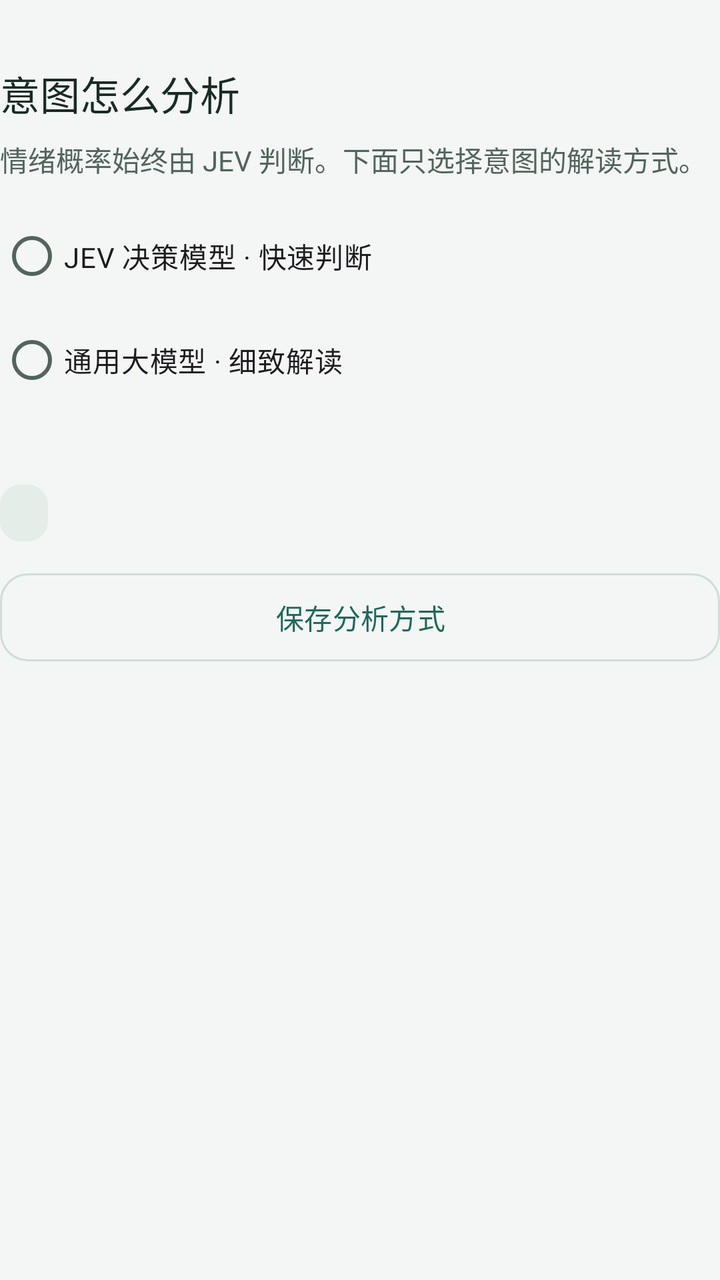
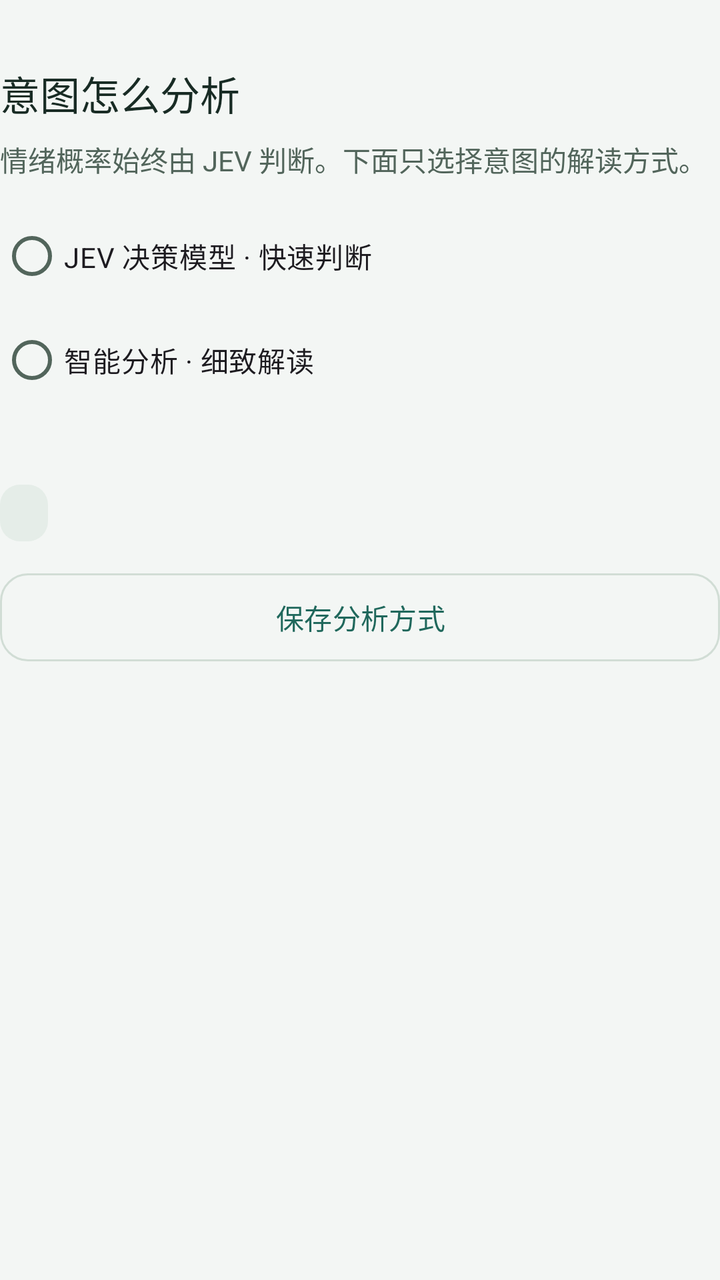

Compare the two renders of this Android layout. The source of the first and the diff that turns it into the second are given below.
<!-- AndroidManifest.xml: application theme Theme.WeChatMood -->
<!-- res/layout/intent_settings.xml -->
<?xml version="1.0" encoding="utf-8"?>
<LinearLayout xmlns:android="http://schemas.android.com/apk/res/android"
    xmlns:app="http://schemas.android.com/apk/res-auto"
    android:layout_width="match_parent" android:layout_height="wrap_content" android:orientation="vertical">
    <TextView style="@style/Yanwai.Section" android:text="意图怎么分析" />
    <TextView style="@style/Yanwai.Body" android:text="情绪概率始终由 JEV 判断。下面只选择意图的解读方式。" />
    <RadioGroup android:id="@+id/routeGroup" android:layout_width="match_parent"
        android:layout_height="wrap_content" android:layout_marginTop="12dp" android:orientation="vertical">
        <RadioButton android:id="@+id/routeJev" android:layout_width="match_parent" android:layout_height="wrap_content"
            android:minHeight="52dp" android:text="JEV 决策模型 · 快速判断" android:saveEnabled="false" />
        <RadioButton android:id="@+id/routeLlm" android:layout_width="match_parent" android:layout_height="wrap_content"
            android:minHeight="52dp" android:text="通用大模型 · 细致解读" android:saveEnabled="false" />
    </RadioGroup>
    <TextView android:id="@+id/routeHint" style="@style/Yanwai.Caption" android:layout_marginTop="8dp" />
    <TextView android:id="@+id/intentStatus" style="@style/Yanwai.Badge" android:layout_marginTop="12dp"
        android:accessibilityLiveRegion="polite" />
    <LinearLayout android:id="@+id/llmPanel" android:layout_width="match_parent" android:layout_height="wrap_content"
        android:orientation="vertical" android:visibility="gone">
    <TextView style="@style/Yanwai.Section" android:text="连接意图模型" android:layout_marginTop="20dp" />
    <TextView style="@style/Yanwai.Caption" android:text="选服务商 → 填 Key → 选模型。这里的配置单独保存，不影响「帮我回」。" />
    <com.google.android.material.textfield.TextInputLayout android:id="@+id/providerLayout"
        style="@style/Widget.Material3.TextInputLayout.OutlinedBox.ExposedDropdownMenu"
        android:layout_width="match_parent" android:layout_height="wrap_content"
        android:layout_marginTop="16dp" android:hint="供应商">
        <com.google.android.material.textfield.MaterialAutoCompleteTextView android:id="@+id/provider"
            android:layout_width="match_parent" android:layout_height="wrap_content" android:minHeight="56dp"
            android:inputType="none" android:importantForAutofill="no" android:saveEnabled="false" />
    </com.google.android.material.textfield.TextInputLayout>
    <TextView android:id="@+id/providerHint" style="@style/Yanwai.Caption" android:layout_marginTop="8dp" />
    <TextView android:id="@+id/providerAddress" style="@style/Yanwai.Caption"
        android:layout_marginTop="8dp" android:textIsSelectable="true" />
    <com.google.android.material.button.MaterialButton android:id="@+id/providerConsole"
        style="@style/Yanwai.Button.Text" android:text="去官方平台获取 Key ↗" />
    <com.google.android.material.textfield.TextInputLayout android:id="@+id/endpointLayout"
        style="@style/Widget.Material3.TextInputLayout.OutlinedBox" android:layout_width="match_parent"
        android:layout_height="wrap_content" android:layout_marginTop="16dp" android:hint="API 地址"
        app:helperText="填写服务商的 Base URL（如 https://example.com/v1）或完整 /chat/completions 地址。">
        <com.google.android.material.textfield.TextInputEditText android:id="@+id/endpoint"
            android:layout_width="match_parent" android:layout_height="wrap_content" android:minHeight="56dp"
            android:inputType="textUri" android:maxLines="3" android:importantForAutofill="no" android:saveEnabled="false" />
    </com.google.android.material.textfield.TextInputLayout>
    <com.google.android.material.textfield.TextInputLayout android:id="@+id/keyLayout"
        style="@style/Widget.Material3.TextInputLayout.OutlinedBox" android:layout_width="match_parent"
        android:layout_height="wrap_content" android:layout_marginTop="16dp" android:hint="API Key"
        app:endIconMode="password_toggle" app:helperText="填写这个服务商的 Key，仅保存在本机。">
        <com.google.android.material.textfield.TextInputEditText android:id="@+id/apiKey"
            android:layout_width="match_parent" android:layout_height="wrap_content" android:minHeight="56dp"
            android:inputType="textPassword" android:singleLine="true" android:importantForAutofill="no" android:saveEnabled="false" />
    </com.google.android.material.textfield.TextInputLayout>
    <com.google.android.material.button.MaterialButton android:id="@+id/fetchModels"
        style="@style/Yanwai.Button.Outline" android:layout_marginTop="12dp" android:text="获取模型列表" />
    <TextView android:id="@+id/modelsStatus" style="@style/Yanwai.Caption"
        android:accessibilityLiveRegion="polite" android:text="填写 Key 后获取，或直接输入模型 ID。" />
    <com.google.android.material.textfield.TextInputLayout android:id="@+id/modelLayout"
        style="@style/Widget.Material3.TextInputLayout.OutlinedBox.ExposedDropdownMenu" android:layout_width="match_parent"
        android:layout_height="wrap_content" android:layout_marginTop="16dp" android:hint="选择模型 / 输入模型 ID"
        app:helperText="输入名称可筛选列表，也可手动填写。请选择支持长上下文的聊天模型。">
        <com.google.android.material.textfield.MaterialAutoCompleteTextView android:id="@+id/model"
            android:layout_width="match_parent" android:layout_height="wrap_content" android:minHeight="56dp"
            android:inputType="textVisiblePassword" android:completionThreshold="0" android:singleLine="true"
            android:importantForAutofill="no" android:saveEnabled="false" />
    </com.google.android.material.textfield.TextInputLayout>
    <com.google.android.material.button.MaterialButton android:id="@+id/referenceModels"
        style="@style/Yanwai.Button.Text" android:visibility="gone" android:text="选择官方文档中的参考模型" />
    <TextView style="@style/Yanwai.Caption" android:layout_marginTop="12dp"
        android:text="保存此线路后，手动或自动分析会将当前消息、相关前文和时间发送给这里的服务；情绪仍会调用 JEV。仅生成解读，不生成回复。" />
    <com.google.android.material.button.MaterialButton android:id="@+id/testIntent" style="@style/Yanwai.Button"
        android:layout_marginTop="16dp" android:text="保存并检测意图模型" />
    <TextView style="@style/Yanwai.Caption" android:text="检测只发送示例聊天，可能产生 API 费用，不读取微信消息。" />
    </LinearLayout>
    <com.google.android.material.button.MaterialButton android:id="@+id/saveIntent" style="@style/Yanwai.Button.Outline"
        android:layout_marginTop="12dp" android:text="保存分析方式" />
    <com.google.android.material.progressindicator.LinearProgressIndicator android:id="@+id/progressIntent"
        android:layout_width="match_parent" android:layout_height="4dp" android:indeterminate="true"
        android:visibility="gone" android:contentDescription="正在连接意图模型" />
    <TextView android:id="@+id/intentResult" style="@style/Yanwai.Body" android:layout_marginTop="12dp"
        android:padding="16dp" android:background="@drawable/status_pill" android:visibility="gone"
        android:accessibilityLiveRegion="polite" android:textIsSelectable="true" />
</LinearLayout>
<!-- resources referenced by this layout -->
<resources>
  <!-- drawable status_pill (drawable) -->
  <?xml version="1.0" encoding="utf-8"?>
  <shape xmlns:android="http://schemas.android.com/apk/res/android" android:shape="rectangle">
      <solid android:color="@color/status_neutral_bg" />
      <corners android:radius="10dp" />
  </shape>
  <style name="Yanwai.Badge" parent="Yanwai.Caption">
          <item name="android:layout_width">wrap_content</item>
          <item name="android:fontFamily">sans-serif-medium</item>
          <item name="android:paddingStart">12dp</item>
          <item name="android:paddingEnd">12dp</item>
          <item name="android:paddingTop">6dp</item>
          <item name="android:paddingBottom">6dp</item>
          <item name="android:background">@drawable/status_pill</item>
          <item name="android:accessibilityLiveRegion">polite</item>
      </style>
  <style name="Yanwai.Body" parent="">
          <item name="android:layout_width">match_parent</item>
          <item name="android:layout_height">wrap_content</item>
          <item name="android:textSize">14sp</item>
          <item name="android:textColor">@color/text_secondary</item>
          <item name="android:lineSpacingExtra">3dp</item>
      </style>
  <style name="Yanwai.Button" parent="Widget.Material3.Button">
          <item name="android:layout_width">match_parent</item>
          <item name="android:layout_height">wrap_content</item>
          <item name="android:minHeight">52dp</item>
          <item name="cornerRadius">14dp</item>
          <item name="android:textSize">14sp</item>
          <item name="android:textAllCaps">false</item>
      </style>
  <style name="Yanwai.Button.Outline" parent="Widget.Material3.Button.OutlinedButton">
          <item name="android:layout_width">match_parent</item>
          <item name="android:layout_height">wrap_content</item>
          <item name="android:minHeight">52dp</item>
          <item name="cornerRadius">14dp</item>
          <item name="android:textAllCaps">false</item>
      </style>
  <style name="Yanwai.Button.Text" parent="Widget.Material3.Button.TextButton">
          <item name="android:layout_width">match_parent</item>
          <item name="android:layout_height">wrap_content</item>
          <item name="android:minHeight">48dp</item>
          <item name="android:textAllCaps">false</item>
      </style>
  <style name="Yanwai.Caption" parent="Yanwai.Body">
          <item name="android:textSize">12sp</item>
      </style>
  <style name="Yanwai.Section" parent="Yanwai.Body">
          <item name="android:textSize">20sp</item>
          <item name="android:fontFamily">sans-serif-medium</item>
          <item name="android:textColor">@color/text_primary</item>
          <item name="android:layout_marginTop">32dp</item>
          <item name="android:layout_marginBottom">8dp</item>
          <item name="android:accessibilityHeading">true</item>
      </style>
  <color name="status_neutral_bg">#E5EDE8</color>
  <color name="text_secondary">#52655B</color>
  <color name="text_primary">#182B24</color>
  <color name="brand_primary">#20685C</color>
  <color name="brand_on_primary">#F5FFF9</color>
  <color name="page_background">#F3F6F4</color>
  <color name="panel_surface">#FCFEFC</color>
  <color name="outline_subtle">#D1DDD5</color>
  <color name="status_success_bg">#DDEFE5</color>
  <color name="status_success">#1B6651</color>
  <color name="status_error">#9B3336</color>
  <color name="status_error_bg">#F8E3E2</color>
</resources>

<!-- the commit's change to res/layout/intent_settings.xml (unified diff, before → after) -->
@@ -9,7 +9,7 @@
         <RadioButton android:id="@+id/routeJev" android:layout_width="match_parent" android:layout_height="wrap_content"
             android:minHeight="52dp" android:text="JEV 决策模型 · 快速判断" android:saveEnabled="false" />
         <RadioButton android:id="@+id/routeLlm" android:layout_width="match_parent" android:layout_height="wrap_content"
-            android:minHeight="52dp" android:text="通用大模型 · 细致解读" android:saveEnabled="false" />
+            android:minHeight="52dp" android:text="智能分析 · 细致解读" android:saveEnabled="false" />
     </RadioGroup>
     <TextView android:id="@+id/routeHint" style="@style/Yanwai.Caption" android:layout_marginTop="8dp" />
     <TextView android:id="@+id/intentStatus" style="@style/Yanwai.Badge" android:layout_marginTop="12dp"
